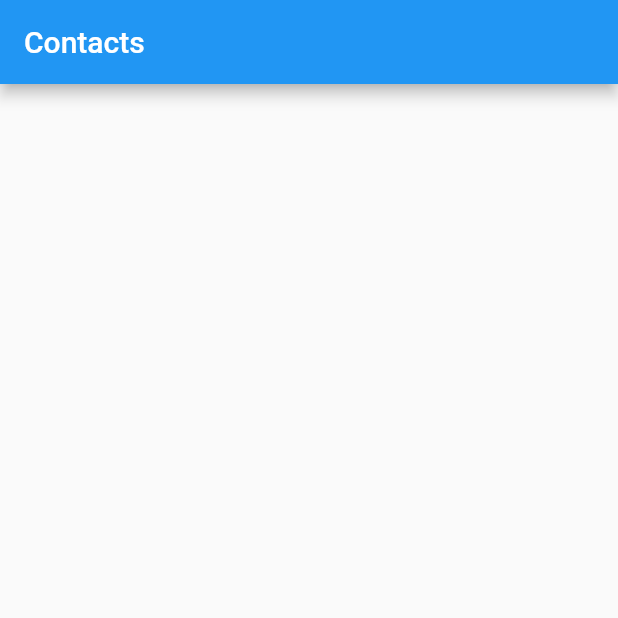
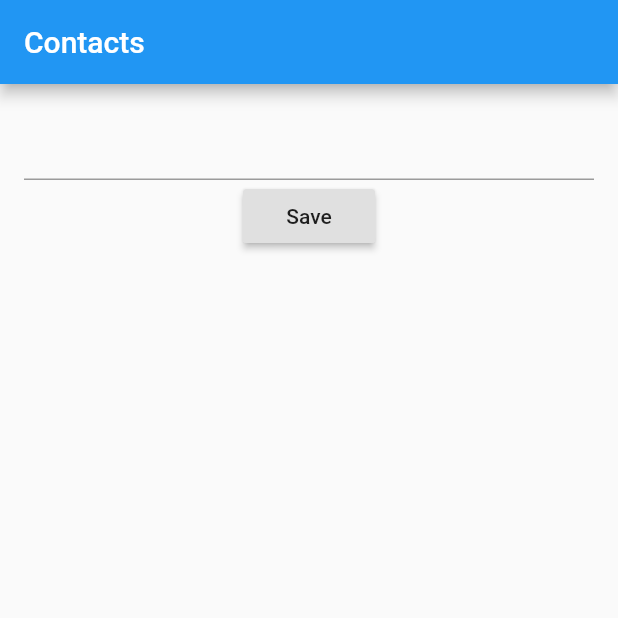
Before and after one commit to vietanhit97/dart, a Flutter app: the Contacts screen opened directly, on a phone screen of 412 x 824 dp, the top half of it. Run offline on Flutter 3.47's test engine with Material 2 defaults, Android fonts, the phone set to English and light mode, and no system bars; our stand-ins replace sqflite; accounts and stored records are empty; network calls fail.

Commit message:
[sqlite_example] Insert operation with a basic contact app.

```diff
--- a/lib/sqlite_example/main.dart
+++ b/lib/sqlite_example/main.dart
@@ -1,4 +1,6 @@
 import 'package:flutter/material.dart';
+import 'package:path/path.dart';
+import 'package:sqflite/sqflite.dart';
 
 void main() => runApp(SQLiteApp());
 
@@ -11,13 +13,112 @@ class SQLiteApp extends StatelessWidget {
   }
 }
 
-class Contacts extends StatelessWidget {
+class Contacts extends StatefulWidget {
+  @override
+  _ContactsState createState() => _ContactsState();
+}
+
+class Contact {
+  final int id;
+  final String phone;
+
+  Contact(this.id, this.phone);
+
+  factory Contact.fromJson(Map<String, dynamic> json) {
+    return Contact(json['id'], json['phone']);
+  }
+
+  Map<String, dynamic> toJson() {
+    return {
+      "id": this.id,
+      "phone": this.phone,
+    };
+  }
+}
+
+class _ContactsState extends State<Contacts> {
+  Database _database;
+  final TextEditingController _phoneTextController = TextEditingController();
+  List<Contact> _contacts = [];
+
+  @override
+  void initState() {
+    super.initState();
+    _initDatabase();
+  }
+
+  void _initDatabase() async {
+    final databasePath = await getDatabasesPath();
+    final String path = join(databasePath, "contacts.db");
+    _database = await openDatabase(
+      path,
+      version: 1,
+      onCreate: (database, version) async {
+        await database.execute(
+            'CREATE TABLE Contact(id INTEGER PRIMARY KEY AUTOINCREMENT, phone TEXT);');
+      },
+    );
+    _fetchContacts();
+  }
+
+  void _fetchContacts() async {
+    final result = await _database.query("Contact");
+    setState(() {
+      _contacts =
+          result.map<Contact>((contact) => Contact.fromJson(contact)).toList();
+    });
+  }
+
+  void _saveContact() async {
+    final phone = _phoneTextController.text;
+    if (phone.isEmpty) {
+      return;
+    }
+    final contact = Contact(null, phone);
+    _database.insert("Contact", contact.toJson());
+    _phoneTextController.clear();
+    _fetchContacts();
+  }
+
+  @override
+  void dispose() {
+    super.dispose();
+    _database.close();
+    _phoneTextController.dispose();
+  }
+
   @override
   Widget build(BuildContext context) {
     return Scaffold(
       appBar: AppBar(
         title: Text('Contacts'),
       ),
+      body: Padding(
+        padding: const EdgeInsets.all(16.0),
+        child: Column(
+          children: <Widget>[
+            TextField(
+              controller: _phoneTextController,
+              keyboardType: TextInputType.number,
+            ),
+            RaisedButton(
+              child: Text('Save'),
+              onPressed: () {
+                _saveContact();
+              },
+            ),
+            Expanded(
+              child: ListView.builder(
+                itemCount: _contacts.length,
+                itemBuilder: (context, index) {
+                  final contact = _contacts[index];
+                  return Text(contact.phone);
+                },
+              ),
+            )
+          ],
+        ),
+      ),
     );
   }
 }
```
Also changed, not shown: pubspec.lock.
